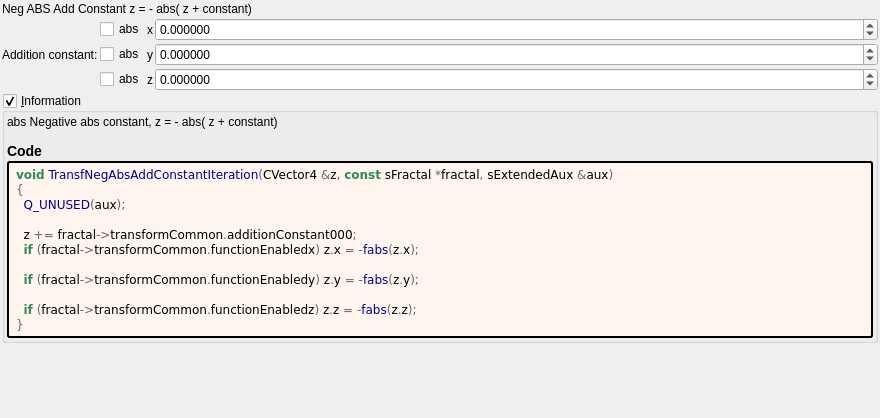
The window that mandelbulber2/formula/ui/transf_neg_abs_add_constant.ui (buddhi1980/mandelbulber2) describes before a commit, drawn with Qt 5.
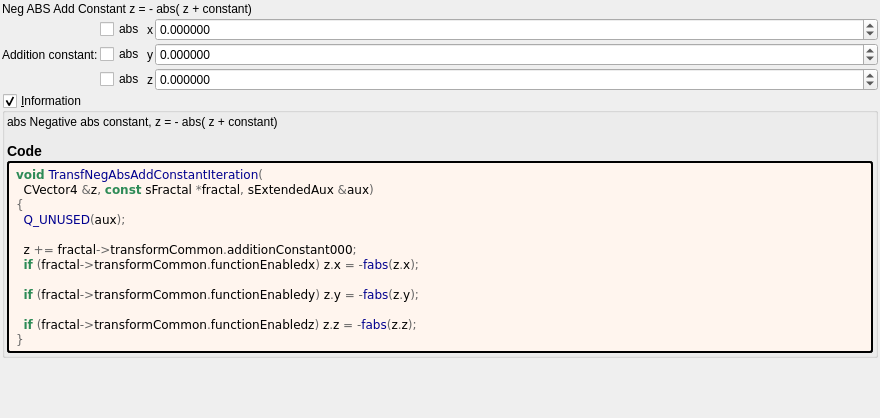
The same window after the commit. Custom widgets are drawn as their Qt base class.

```diff
--- a/mandelbulber2/formula/ui/transf_neg_abs_add_constant.ui
+++ b/mandelbulber2/formula/ui/transf_neg_abs_add_constant.ui
@@ -219,7 +219,8 @@
         </property>
         <property name="text">
          <string notr="true">&lt;body style=&quot;background-color:#fff5ee&quot;&gt;
-&lt;pre style=&quot;color:#000000; background-color:#fff5ee;  font-family:'Courier New',monospace;&quot;&gt;&lt;span style=&quot;color:#2e8b57; font-weight:bold&quot;&gt;void&lt;/span&gt; &lt;span style=&quot;color:#00008f&quot;&gt;TransfNegAbsAddConstantIteration&lt;/span&gt;&lt;span style=&quot;color:#676767&quot;&gt;(&lt;/span&gt;CVector4 &lt;span style=&quot;color:#676767&quot;&gt;&amp;amp;&lt;/span&gt;z&lt;span style=&quot;color:#676767&quot;&gt;,&lt;/span&gt; &lt;span style=&quot;color:#2e8b57; font-weight:bold&quot;&gt;const&lt;/span&gt; sFractal &lt;span style=&quot;color:#676767&quot;&gt;*&lt;/span&gt;fractal&lt;span style=&quot;color:#676767&quot;&gt;,&lt;/span&gt; sExtendedAux &lt;span style=&quot;color:#676767&quot;&gt;&amp;amp;&lt;/span&gt;aux&lt;span style=&quot;color:#676767&quot;&gt;)&lt;/span&gt;
+&lt;pre style=&quot;color:#000000; background-color:#fff5ee;  font-family:'Courier New',monospace;&quot;&gt;&lt;span style=&quot;color:#2e8b57; font-weight:bold&quot;&gt;void&lt;/span&gt; &lt;span style=&quot;color:#00008f&quot;&gt;TransfNegAbsAddConstantIteration&lt;/span&gt;&lt;span style=&quot;color:#676767&quot;&gt;(&lt;/span&gt;
+  CVector4 &lt;span style=&quot;color:#676767&quot;&gt;&amp;amp;&lt;/span&gt;z&lt;span style=&quot;color:#676767&quot;&gt;,&lt;/span&gt; &lt;span style=&quot;color:#2e8b57; font-weight:bold&quot;&gt;const&lt;/span&gt; sFractal &lt;span style=&quot;color:#676767&quot;&gt;*&lt;/span&gt;fractal&lt;span style=&quot;color:#676767&quot;&gt;,&lt;/span&gt; sExtendedAux &lt;span style=&quot;color:#676767&quot;&gt;&amp;amp;&lt;/span&gt;aux&lt;span style=&quot;color:#676767&quot;&gt;)&lt;/span&gt;
 &lt;span style=&quot;color:#676767&quot;&gt;{&lt;/span&gt;
   &lt;span style=&quot;color:#00008f&quot;&gt;Q_UNUSED&lt;/span&gt;&lt;span style=&quot;color:#676767&quot;&gt;(&lt;/span&gt;aux&lt;span style=&quot;color:#676767&quot;&gt;);&lt;/span&gt;
 
```
